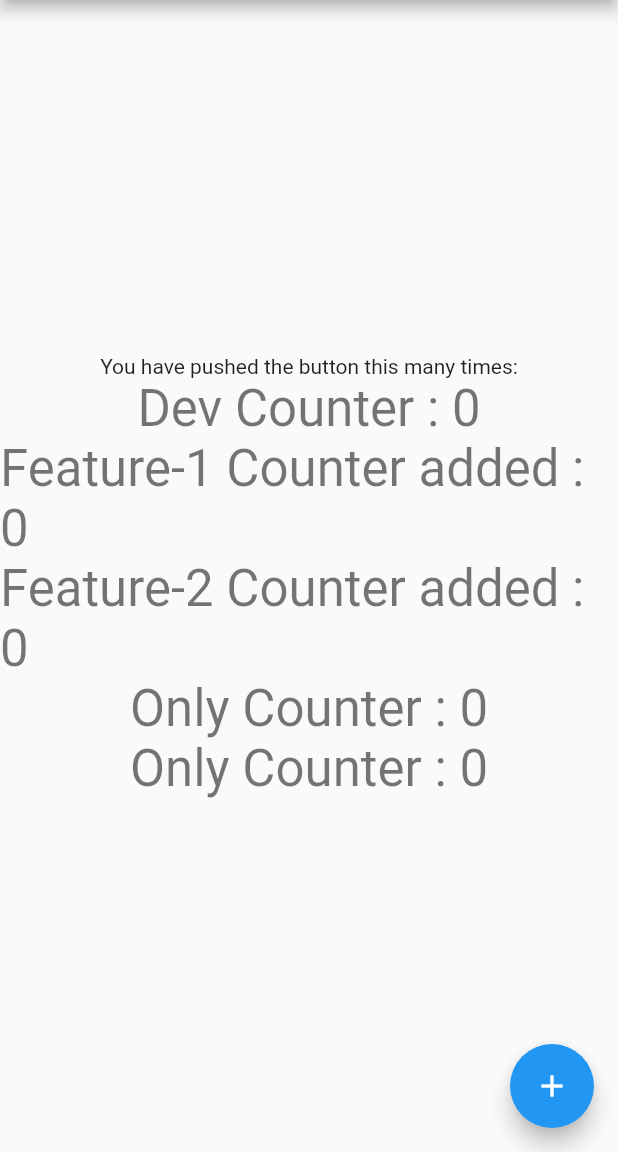
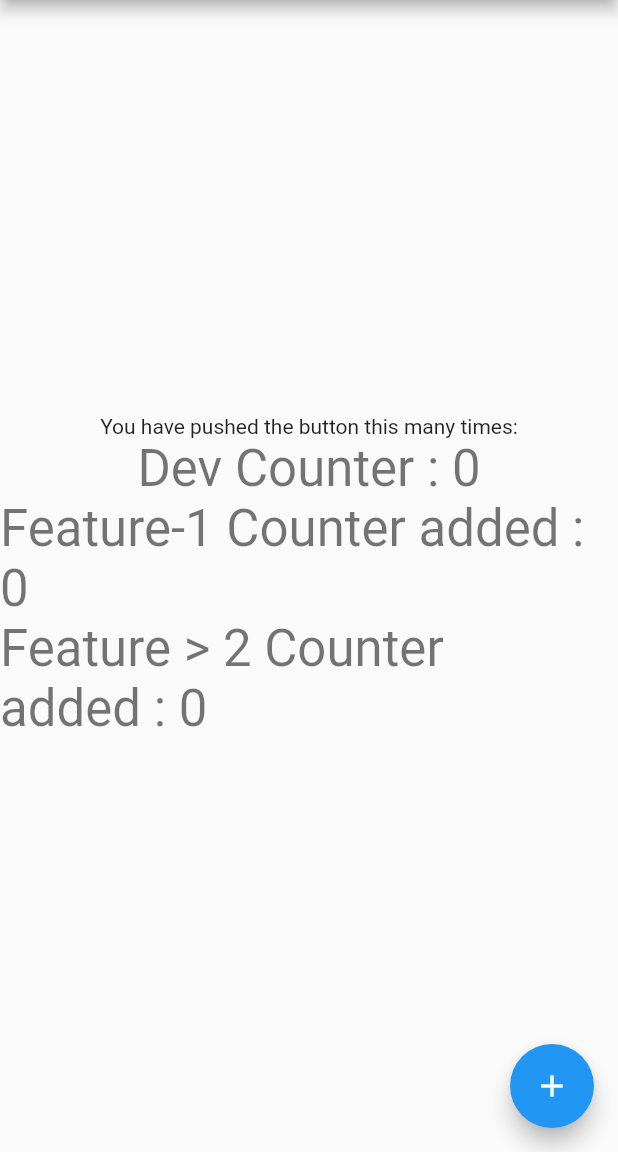
Before and after one commit to nikunjCRC/multidev, a Flutter app: the screen it shows after launch, on a phone screen of 412 x 824 dp, the part 84-1236 px from its top. Run offline on Flutter 3.47's test engine with Material 2 defaults, Android fonts, the phone set to English and light mode, and no system bars.

Commit message:
Feature > 2

```diff
--- a/lib/main.dart
+++ b/lib/main.dart
@@ -107,15 +107,7 @@ class _MyHomePageState extends State<MyHomePage> {
               style: Theme.of(context).textTheme.headlineMedium,
             ),
             Text(
-              'Feature-2 Counter added : $_counter',
-              style: Theme.of(context).textTheme.headlineMedium,
-            ),
-            Text(
-              'Only Counter : $_counter',
-              style: Theme.of(context).textTheme.headlineMedium,
-            ),
-            Text(
-              'Only Counter : $_counter',
+              'Feature > 2 Counter added : $_counter',
               style: Theme.of(context).textTheme.headlineMedium,
             ),
           ],
```
